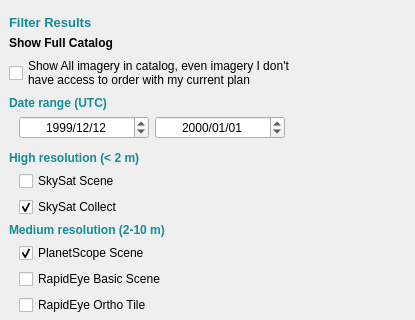
First picture: the form in planet_explorer/ui/pe_daily_filter_base.ui, repository planetlabs/qgis-planet-plugin, before the edit; both pictures show x 0 to 415 and y 0 to 320 of the 415 by 968 pixel window.
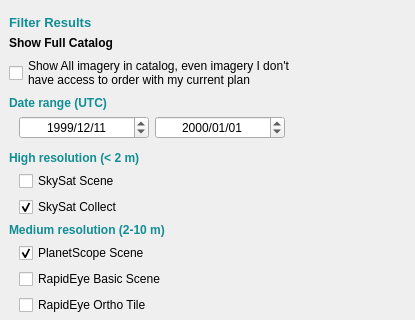
Second picture: the form after the edit. Custom widgets are drawn as their Qt base class.

Commit message: Satellite IDs moved to utils, update to Planet api imports, typo fix, and updated publishing checkbox variable names

What changed in the file:
```diff
--- a/planet_explorer/ui/pe_daily_filter_base.ui
+++ b/planet_explorer/ui/pe_daily_filter_base.ui
@@ -158,7 +158,7 @@
              <second>0</second>
              <year>1999</year>
              <month>12</month>
-             <day>12</day>
+             <day>11</day>
             </datetime>
            </property>
            <property name="time">
```
Left out of the diff: 6 changed lines with no effect on the pictures. The commit also changes 3 other files.
